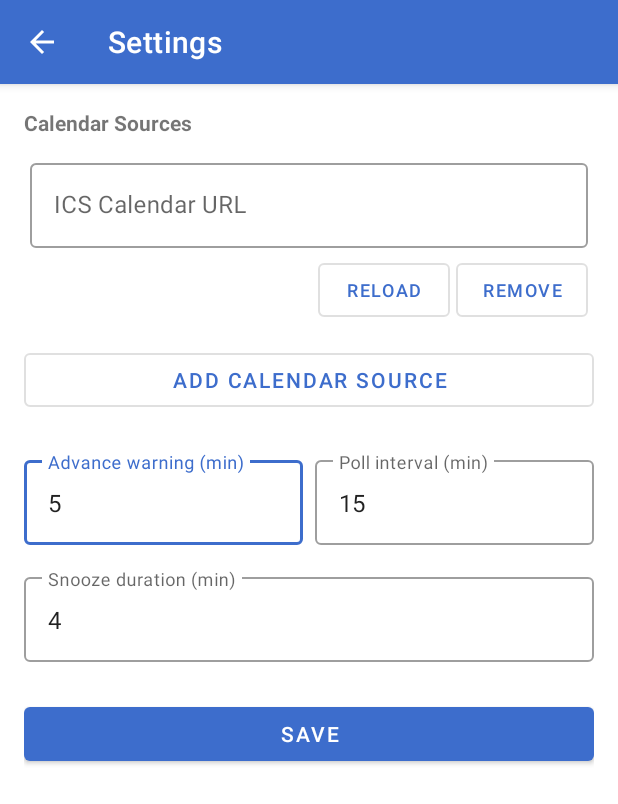
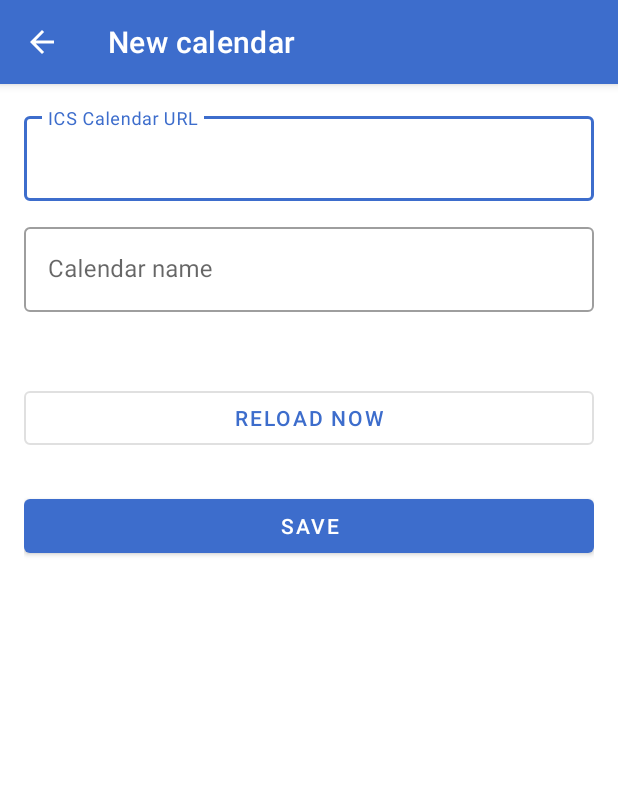
Before and after one commit to campagnola/calendar-alarm, an Android app: the SettingsActivity screen opened directly, with no data from a screen before it, after a tap on "ADD CALENDAR SOURCE", on a phone screen of 412 x 824 dp. Shown: the top 804 px of the screen. Run offline under Robolectric (Android 15) with nearby library versions, the phone set to English and light mode, and no system bars; 2 other taps on this screen came first.

Commit message:
Add per-source settings page; auto-name from X-WR-CALNAME
- SourceSettingsActivity: per-source page with URL, name, detailed
  status, Reload, Save, and Remove buttons; new sources navigate here
  immediately on Add
- SettingsActivity: source list becomes tappable name+brief-status rows;
  global alarm settings remain with Save button; list refreshes on resume
- IcsParser: add calendarName() to extract X-WR-CALNAME
- IcsFetcher: auto-store calendar name in Prefs on first successful fetch
- Prefs: add icsSourceName/setIcsSourceName; clearSourceCache includes name

Co-Authored-By: Claude Sonnet 4.6 <noreply@anthropic.com>

```diff
--- a/app/src/main/AndroidManifest.xml
+++ b/app/src/main/AndroidManifest.xml
@@ -30,6 +30,11 @@
             android:parentActivityName=".MainActivity" />
 
         <activity
+            android:name=".SourceSettingsActivity"
+            android:exported="false"
+            android:parentActivityName=".SettingsActivity" />
+
+        <activity
             android:name=".MainActivity"
             android:exported="true">
             <intent-filter>
--- a/app/src/main/kotlin/com/example/calendaralarm/IcsFetcher.kt
+++ b/app/src/main/kotlin/com/example/calendaralarm/IcsFetcher.kt
@@ -158,6 +158,10 @@ object IcsFetcher {
                         prefs.setIcsContentHash(id, newHash)
                         Log.i("CalAlarm", "[$id] cached ${bytes.size} bytes at ${cacheFile.lastModified()}")
                     }
+                    if (prefs.icsSourceName(id).isEmpty()) {
+                        IcsParser.calendarName(bytes.toString(Charsets.UTF_8))
+                            ?.let { prefs.setIcsSourceName(id, it) }
+                    }
                     prefs.setIcsLastFetchMs(id, System.currentTimeMillis())
                     prefs.setIcsLastFetchStatus(id, "OK")
                     return true
--- a/app/src/main/kotlin/com/example/calendaralarm/Prefs.kt
+++ b/app/src/main/kotlin/com/example/calendaralarm/Prefs.kt
@@ -71,10 +71,15 @@ class Prefs(context: Context) {
     fun icsLastFetchEventCount(id: String): Int = p.getInt("event_count_$id", -1)
     fun setIcsLastFetchEventCount(id: String, v: Int) = p.edit().putInt("event_count_$id", v).apply()
 
+    // User-visible name for this source (auto-populated from X-WR-CALNAME on first fetch).
+    fun icsSourceName(id: String): String = p.getString("name_$id", "") ?: ""
+    fun setIcsSourceName(id: String, v: String) = p.edit().putString("name_$id", v).apply()
+
     fun clearSourceCache(id: String) {
         p.edit()
             .remove("etag_$id").remove("lmod_$id").remove("hash_$id")
             .remove("fetch_ms_$id").remove("fetch_ok_$id").remove("event_count_$id")
+            .remove("name_$id")
             .apply()
     }
 }
--- a/app/src/main/kotlin/com/example/calendaralarm/SettingsActivity.kt
+++ b/app/src/main/kotlin/com/example/calendaralarm/SettingsActivity.kt
@@ -6,19 +6,12 @@ import android.content.Intent
 import android.os.Build
 import android.os.Bundle
 import android.provider.Settings
-import android.text.format.DateUtils
 import android.view.LayoutInflater
-import android.view.View
-import android.widget.TextView
 import android.widget.Toast
 import androidx.appcompat.app.AlertDialog
 import androidx.appcompat.app.AppCompatActivity
-import androidx.lifecycle.lifecycleScope
 import com.example.calendaralarm.databinding.ActivitySettingsBinding
-import com.example.calendaralarm.databinding.ItemUrlSourceBinding
-import kotlinx.coroutines.Dispatchers
-import kotlinx.coroutines.launch
-import kotlinx.coroutines.withContext
+import com.example.calendaralarm.databinding.ItemSourceRowBinding
 
 class SettingsActivity : AppCompatActivity() {
 
@@ -35,11 +28,9 @@ class SettingsActivity : AppCompatActivity() {
 
         prefs = Prefs(this)
 
-        // Populate URL entries from stored sources.
-        val sources = prefs.icsSources
-        if (sources.isEmpty()) addUrlEntry("") else sources.forEach { addUrlEntry(it) }
-
-        binding.addUrlButton.setOnClickListener { addUrlEntry("") }
+        binding.addUrlButton.setOnClickListener {
+            startActivity(Intent(this, SourceSettingsActivity::class.java))
+        }
 
         binding.advanceInput.setText(prefs.advanceMinutes.toString())
         binding.pollIntervalInput.setText(prefs.pollIntervalMinutes.toString())
@@ -48,72 +39,43 @@ class SettingsActivity : AppCompatActivity() {
         binding.saveButton.setOnClickListener { save() }
     }
 
-    private fun addUrlEntry(url: String) {
-        val item = ItemUrlSourceBinding.inflate(LayoutInflater.from(this),
-                                                binding.urlSourcesContainer, false)
-        item.urlInput.setText(url)
-
-        if (url.isNotEmpty()) {
-            val id = prefs.urlId(url)
-            refreshStatus(item.statusText, id)
-        }
-
-        item.reloadButton.setOnClickListener {
-            val currentUrl = item.urlInput.text.toString().trim()
-            if (currentUrl.isEmpty()) {
-                item.statusText.text = "Enter a URL first"
-                return@setOnClickListener
-            }
-            item.statusText.text = "Loading…"
-            item.reloadButton.isEnabled = false
-            lifecycleScope.launch {
-                withContext(Dispatchers.IO) { IcsFetcher.fetchOne(this@SettingsActivity, currentUrl, forceDownload = true) }
-                val id = prefs.urlId(currentUrl)
-                refreshStatus(item.statusText, id)
-                item.reloadButton.isEnabled = true
-            }
-        }
-
-        item.removeButton.setOnClickListener {
-            binding.urlSourcesContainer.removeView(item.root)
-        }
-
-        binding.urlSourcesContainer.addView(item.root)
+    override fun onResume() {
+        super.onResume()
+        populateSources()
     }
 
-    private fun refreshStatus(statusView: TextView, id: String) {
+    private fun populateSources() {
+        binding.urlSourcesContainer.removeAllViews()
+        for (url in prefs.icsSources) {
+            val row = ItemSourceRowBinding.inflate(LayoutInflater.from(this),
+                                                   binding.urlSourcesContainer, false)
+            val id = prefs.urlId(url)
+            val name = prefs.icsSourceName(id)
+            row.sourceNameText.text = if (name.isNotEmpty()) name else url
+            row.sourceStatusText.text = briefStatus(id)
+            row.root.setOnClickListener {
+                startActivity(Intent(this, SourceSettingsActivity::class.java)
+                    .putExtra(SourceSettingsActivity.EXTRA_URL, url))
+            }
+            binding.urlSourcesContainer.addView(row.root)
+        }
+    }
+
+    private fun briefStatus(id: String): String {
         val ms     = prefs.icsLastFetchMs(id)
         val status = prefs.icsLastFetchStatus(id)
         val count  = prefs.icsLastFetchEventCount(id)
-        statusView.text = when {
+        return when {
             ms == 0L       -> "Not yet checked"
-            status == "OK" -> {
-                val countStr = if (count >= 0) "$count event${if (count == 1) "" else "s"} today"
-                               else "OK"
-                "Checked ${DateUtils.getRelativeTimeSpanString(ms)} – $countStr"
-            }
-            else           -> "Checked ${DateUtils.getRelativeTimeSpanString(ms)} – Error: $status"
+            status == "OK" -> if (count >= 0) "$count event${if (count == 1) "" else "s"} today" else "OK"
+            else           -> "Error: $status"
         }
     }
 
-    private fun currentUrls(): List<String> =
-        (0 until binding.urlSourcesContainer.childCount)
-            .mapNotNull { i ->
-                val child = binding.urlSourcesContainer.getChildAt(i)
-                ItemUrlSourceBinding.bind(child).urlInput.text.toString().trim().ifEmpty { null }
-            }
-
     private fun save() {
-        val oldUrls = prefs.icsSources.toSet()
-        val newUrls = currentUrls()
-
-        // Clear cached metadata for removed/changed URLs.
-        oldUrls.filterNot { it in newUrls }.forEach { prefs.clearSourceCache(prefs.urlId(it)) }
-
-        prefs.icsSources         = newUrls
-        prefs.advanceMinutes     = binding.advanceInput.text.toString().toIntOrNull() ?: 5
+        prefs.advanceMinutes      = binding.advanceInput.text.toString().toIntOrNull() ?: 5
         prefs.pollIntervalMinutes = binding.pollIntervalInput.text.toString().toIntOrNull() ?: 15
-        prefs.snoozeMinutes      = binding.snoozeInput.text.toString().toIntOrNull() ?: 4
+        prefs.snoozeMinutes       = binding.snoozeInput.text.toString().toIntOrNull() ?: 4
         AlarmScheduler.schedulePoll(this, 0L)
 
         when {
--- /dev/null
+++ b/app/src/main/kotlin/com/example/calendaralarm/SourceSettingsActivity.kt
@@ -0,0 +1,135 @@
+package com.example.calendaralarm
+
+import android.os.Bundle
+import android.text.format.DateUtils
+import android.view.View
+import android.widget.Toast
+import androidx.appcompat.app.AlertDialog
+import androidx.appcompat.app.AppCompatActivity
+import androidx.lifecycle.lifecycleScope
+import com.example.calendaralarm.databinding.ActivitySourceSettingsBinding
+import kotlinx.coroutines.Dispatchers
+import kotlinx.coroutines.launch
+import kotlinx.coroutines.withContext
+
+class SourceSettingsActivity : AppCompatActivity() {
+
+    companion object {
+        const val EXTRA_URL = "url"
+    }
+
+    private lateinit var binding: ActivitySourceSettingsBinding
+    private lateinit var prefs: Prefs
+    private var originalUrl = ""
+    private var isNew = false
+
+    override fun onCreate(savedInstanceState: Bundle?) {
+        super.onCreate(savedInstanceState)
+        binding = ActivitySourceSettingsBinding.inflate(layoutInflater)
+        setContentView(binding.root)
+
+        supportActionBar?.setDisplayHomeAsUpEnabled(true)
+
+        prefs = Prefs(this)
+        originalUrl = intent.getStringExtra(EXTRA_URL) ?: ""
+        isNew = originalUrl.isEmpty()
+
+        supportActionBar?.title = if (isNew) "New calendar" else "Calendar source"
+
+        if (!isNew) {
+            binding.urlInput.setText(originalUrl)
+            val id = prefs.urlId(originalUrl)
+            binding.nameInput.setText(prefs.icsSourceName(id))
+            refreshStatus(id)
+        }
+
+        binding.deleteButton.visibility = if (isNew) View.GONE else View.VISIBLE
+
+        binding.reloadButton.setOnClickListener { doReload() }
+        binding.saveButton.setOnClickListener { save() }
+        binding.deleteButton.setOnClickListener { confirmDelete() }
+    }
+
+    private fun doReload() {
+        val url = binding.urlInput.text.toString().trim()
+        if (url.isEmpty()) {
+            Toast.makeText(this, "Enter a URL first", Toast.LENGTH_SHORT).show()
+            return
+        }
+        binding.statusText.text = "Loading…"
+        binding.reloadButton.isEnabled = false
+        lifecycleScope.launch {
+            withContext(Dispatchers.IO) {
+                IcsFetcher.fetchOne(this@SourceSettingsActivity, url, forceDownload = true)
+            }
+            val id = prefs.urlId(url)
+            if (binding.nameInput.text.isNullOrEmpty()) {
+                val storedName = prefs.icsSourceName(id)
+                if (storedName.isNotEmpty()) binding.nameInput.setText(storedName)
+            }
+            refreshStatus(id)
+            binding.reloadButton.isEnabled = true
+        }
+    }
+
+    private fun refreshStatus(id: String) {
+        val ms     = prefs.icsLastFetchMs(id)
+        val status = prefs.icsLastFetchStatus(id)
+        val count  = prefs.icsLastFetchEventCount(id)
+        binding.statusText.text = when {
+            ms == 0L       -> "Not yet checked"
+            status == "OK" -> {
+                val countStr = if (count >= 0) "$count event${if (count == 1) "" else "s"} today"
+                               else "OK"
+                "Checked ${DateUtils.getRelativeTimeSpanString(ms)} – $countStr"
+            }
+            else           -> "Checked ${DateUtils.getRelativeTimeSpanString(ms)} – Error: $status"
+        }
+    }
+
+    private fun save() {
+        val newUrl  = binding.urlInput.text.toString().trim()
+        val newName = binding.nameInput.text.toString().trim()
+
+        if (newUrl.isEmpty()) {
+            Toast.makeText(this, "Please enter a URL", Toast.LENGTH_SHORT).show()
+            return
+        }
+
+        val sources = prefs.icsSources.toMutableList()
+
+        if (isNew) {
+            if (newUrl !in sources) sources.add(newUrl)
+            prefs.icsSources = sources
+        } else if (newUrl != originalUrl) {
+            prefs.clearSourceCache(prefs.urlId(originalUrl))
+            val idx = sources.indexOf(originalUrl)
+            if (idx >= 0) sources[idx] = newUrl else sources.add(newUrl)
+            prefs.icsSources = sources
+        }
+
+        prefs.setIcsSourceName(prefs.urlId(newUrl), newName)
+        AlarmScheduler.schedulePoll(this, 0L)
+
+        Toast.makeText(this, if (isNew) "Calendar added" else "Saved", Toast.LENGTH_SHORT).show()
+        finish()
+    }
+
+    private fun confirmDelete() {
+        AlertDialog.Builder(this)
+            .setTitle("Remove calendar")
+            .setMessage("Remove this calendar source? Cached data will be deleted.")
+            .setPositiveButton("Remove") { _, _ ->
+                val sources = prefs.icsSources.toMutableList()
+                sources.remove(originalUrl)
+                prefs.icsSources = sources
+                prefs.clearSourceCache(prefs.urlId(originalUrl))
+                AlarmScheduler.schedulePoll(this, 0L)
+                finish()
+            }
+            .setNegativeButton("Cancel", null)
+            .show()
+    }
+
+    override fun onSupportNavigateUp(): Boolean { finish(); return true }
+}
--- /dev/null
+++ b/app/src/main/res/layout/activity_source_settings.xml
@@ -0,0 +1,69 @@
+<?xml version="1.0" encoding="utf-8"?>
+<ScrollView xmlns:android="http://schemas.android.com/apk/res/android"
+    android:layout_width="match_parent"
+    android:layout_height="match_parent">
+
+    <LinearLayout
+        android:layout_width="match_parent"
+        android:layout_height="wrap_content"
+        android:orientation="vertical"
+        android:padding="16dp">
+
+        <com.google.android.material.textfield.TextInputLayout
+            android:layout_width="match_parent"
+            android:layout_height="wrap_content"
+            android:hint="ICS Calendar URL"
+            style="@style/Widget.MaterialComponents.TextInputLayout.OutlinedBox">
+            <com.google.android.material.textfield.TextInputEditText
+                android:id="@+id/urlInput"
+                android:layout_width="match_parent"
+                android:layout_height="wrap_content"
+                android:inputType="textUri"
+                android:singleLine="true" />
+        </com.google.android.material.textfield.TextInputLayout>
+
+        <com.google.android.material.textfield.TextInputLayout
+            android:layout_width="match_parent"
+            android:layout_height="wrap_content"
+            android:hint="Calendar name"
+            android:layout_marginTop="12dp"
+            style="@style/Widget.MaterialComponents.TextInputLayout.OutlinedBox">
+            <com.google.android.material.textfield.TextInputEditText
+                android:id="@+id/nameInput"
+                android:layout_width="match_parent"
+                android:layout_height="wrap_content" />
+        </com.google.android.material.textfield.TextInputLayout>
+
+        <TextView
+            android:id="@+id/statusText"
+            android:layout_width="match_parent"
+            android:layout_height="wrap_content"
+            android:layout_marginTop="16dp"
+            android:textSize="13sp"
+            android:textColor="#AAAAAA" />
+
+        <com.google.android.material.button.MaterialButton
+            android:id="@+id/reloadButton"
+            android:layout_width="match_parent"
+            android:layout_height="wrap_content"
+            android:text="Reload now"
+            android:layout_marginTop="12dp"
+            style="@style/Widget.MaterialComponents.Button.OutlinedButton" />
+
+        <com.google.android.material.button.MaterialButton
+            android:id="@+id/saveButton"
+            android:layout_width="match_parent"
+            android:layout_height="wrap_content"
+            android:text="Save"
+            android:layout_marginTop="24dp" />
+
+        <com.google.android.material.button.MaterialButton
+            android:id="@+id/deleteButton"
+            android:layout_width="match_parent"
+            android:layout_height="wrap_content"
+            android:text="Remove calendar"
+            android:layout_marginTop="8dp"
+            style="@style/Widget.MaterialComponents.Button.OutlinedButton" />
+
+    </LinearLayout>
+</ScrollView>
--- a/app/src/main/res/layout/item_url_source.xml
+++ /dev/null
@@ -1,57 +0,0 @@
-<?xml version="1.0" encoding="utf-8"?>
-<LinearLayout xmlns:android="http://schemas.android.com/apk/res/android"
-    android:layout_width="match_parent"
-    android:layout_height="wrap_content"
-    android:orientation="vertical"
-    android:padding="4dp"
-    android:layout_marginBottom="8dp">
-
-    <com.google.android.material.textfield.TextInputLayout
-        android:layout_width="match_parent"
-        android:layout_height="wrap_content"
-        android:hint="ICS Calendar URL"
-        style="@style/Widget.MaterialComponents.TextInputLayout.OutlinedBox">
-        <com.google.android.material.textfield.TextInputEditText
-            android:id="@+id/urlInput"
-            android:layout_width="match_parent"
-            android:layout_height="wrap_content"
-            android:inputType="textUri"
-            android:singleLine="true" />
-    </com.google.android.material.textfield.TextInputLayout>
-
-    <LinearLayout
-        android:layout_width="match_parent"
-        android:layout_height="wrap_content"
-        android:orientation="horizontal"
-        android:gravity="center_vertical"
-        android:layout_marginTop="4dp">
-
-        <TextView
-            android:id="@+id/statusText"
-            android:layout_width="0dp"
-            android:layout_height="wrap_content"
-            android:layout_weight="1"
-            android:textSize="12sp"
-            android:textColor="#777777"
-            android:layout_marginEnd="8dp" />
-
-        <com.google.android.material.button.MaterialButton
-            android:id="@+id/reloadButton"
-            android:layout_width="wrap_content"
-            android:layout_height="wrap_content"
-            android:text="Reload"
-            android:textSize="12sp"
-            style="@style/Widget.MaterialComponents.Button.OutlinedButton"
-            android:layout_marginEnd="4dp" />
-
-        <com.google.android.material.button.MaterialButton
-            android:id="@+id/removeButton"
-            android:layout_width="wrap_content"
-            android:layout_height="wrap_content"
-            android:text="Remove"
-            android:textSize="12sp"
-            style="@style/Widget.MaterialComponents.Button.OutlinedButton" />
-
-    </LinearLayout>
-
-</LinearLayout>
```
Also changed, not shown: app/src/main/kotlin/com/example/calendaralarm/IcsParser.kt (+9 -0 lines), app/src/main/res/layout/item_source_row.xml (added, +29 -0 lines).
